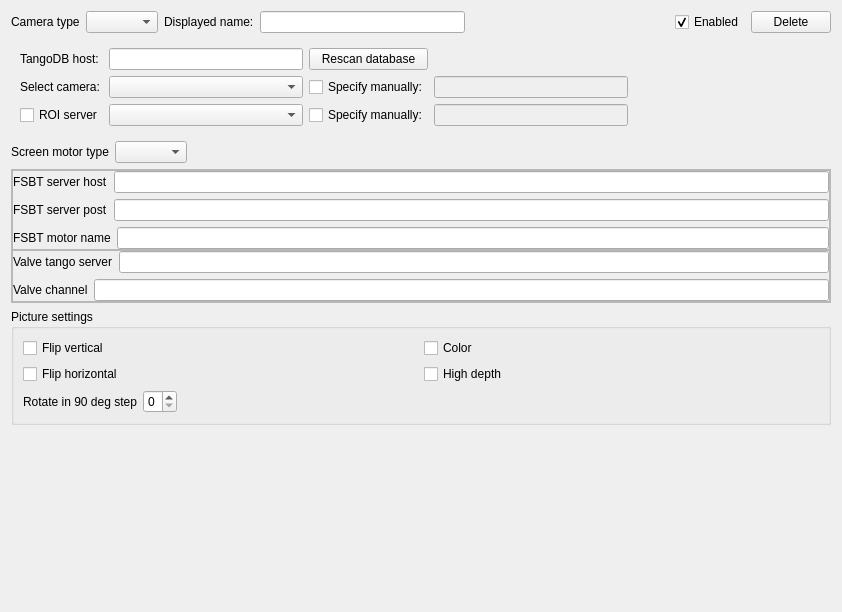
This is uis/CameraSettings.ui in yamedvedya/camera_viewer as Qt 5 draws it before an edit. The edited form follows.
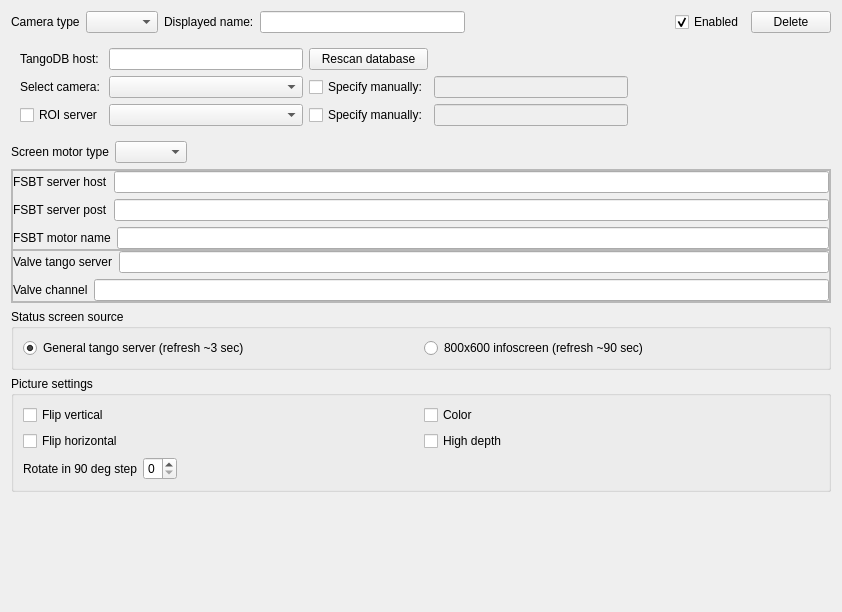
This is the edited form.

Commit message: Alternative Petra Status

Diff of the .ui file:
```diff
--- a/uis/CameraSettings.ui
+++ b/uis/CameraSettings.ui
@@ -370,6 +370,38 @@
      </layout>
     </widget>
    </item>
+   <item>
+    <widget class="QGroupBox" name="gb_status_source">
+     <property name="title">
+      <string>Status screen source</string>
+     </property>
+     <layout class="QGridLayout" name="gridLayout_3">
+      <item row="0" column="1">
+       <widget class="QRadioButton" name="but_status_source_infoscreen">
+        <property name="text">
+         <string>800x600 infoscreen (refresh ~90 sec) </string>
+        </property>
+        <attribute name="buttonGroup">
+         <string notr="true">bg_status_source</string>
+        </attribute>
+       </widget>
+      </item>
+      <item row="0" column="0">
+       <widget class="QRadioButton" name="but_status_source_tango">
+        <property name="text">
+         <string>General tango server (refresh ~3 sec)</string>
+        </property>
+        <property name="checked">
+         <bool>true</bool>
+        </property>
+        <attribute name="buttonGroup">
+         <string notr="true">bg_status_source</string>
+        </attribute>
+       </widget>
+      </item>
+     </layout>
+    </widget>
+   </item>
    <item>
     <widget class="QGroupBox" name="groupBox">
      <property name="title">
```
Left out of the diff: 3 changed lines with no effect on the pictures. The commit also changes 5 other files.
